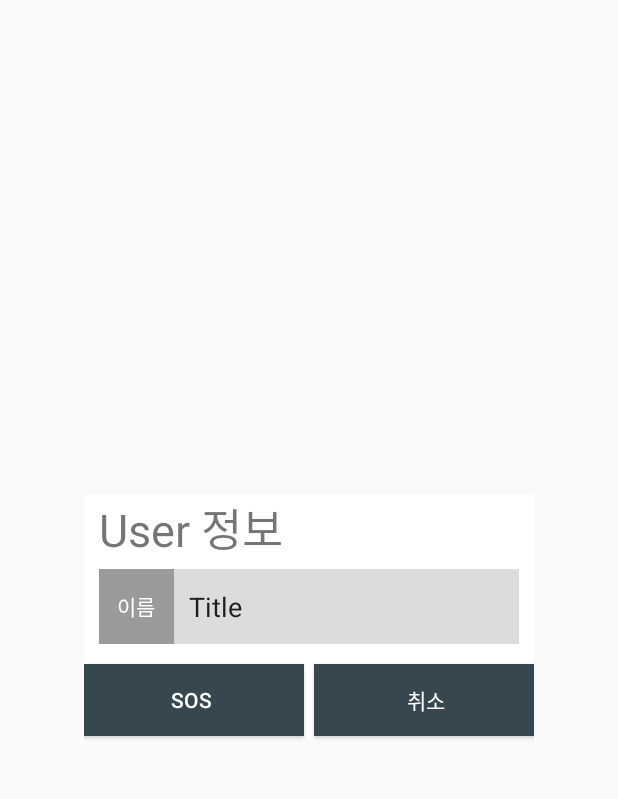
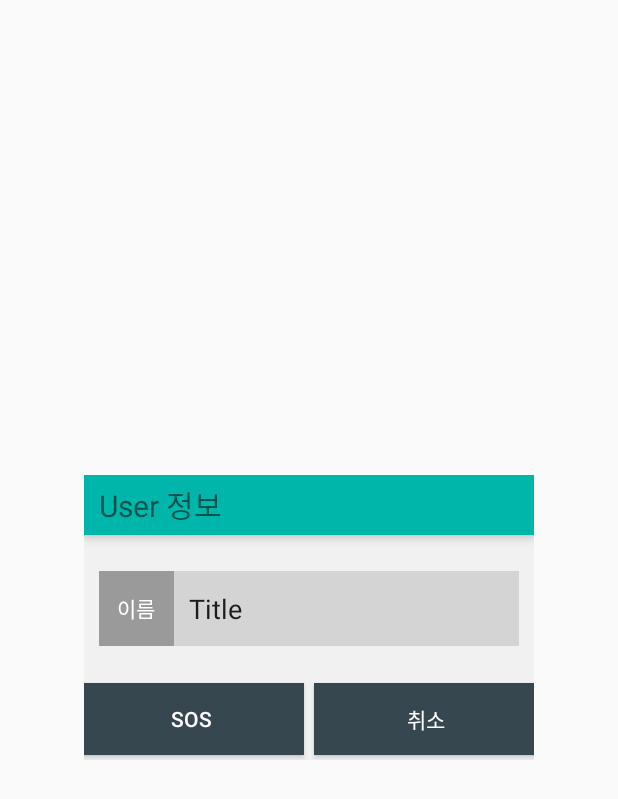
Before and after one commit to seojihyun/ODYA, an Android app: the layout dialog_ar_user_info.xml on its own in the app's theme, with its tools: preview values and no code run, on a phone screen of 412 x 824 dp. Shown: the top 799 px of the screen. Run offline under Robolectric (Android 15) with nearby library versions, the phone set to English and light mode, and no system bars.

Commit message:
2016-06-02 로고빼고다

```diff
--- a/app/build.gradle
+++ b/app/build.gradle
@@ -6,7 +6,7 @@ android {
 
     defaultConfig {
         applicationId "seojihyun.odya.pineapple"
-        minSdkVersion 21
+        minSdkVersion 19
         targetSdkVersion 23
         versionCode 1
         versionName "1.0"
--- a/app/src/main/java/seojihyun/odya/pineapple/BackgroundActivity.java
+++ b/app/src/main/java/seojihyun/odya/pineapple/BackgroundActivity.java
@@ -132,7 +132,11 @@ public class BackgroundActivity extends AppCompatActivity {
 
             //2016-05-05
             //new MessageDialog(currentActivity, newMessage);
+            if(newMessage != null) {
+                //2016-05-03 서지현
+                dataManager.connectURL(Protocol.URL_GET_ALL_GROUP_DATA, dataManager.userData.getUser_phone(), dataManager.userData.getUser_name(), dataManager.userData.getLatitude(), dataManager.userData.getLongitude(), dataManager.userData.getGroup_name());
 
+            }
 
             // Releasing wake lock
             WakeLocker.release();
--- a/app/src/main/java/seojihyun/odya/pineapple/ar/view/UserInfoDialog.java
+++ b/app/src/main/java/seojihyun/odya/pineapple/ar/view/UserInfoDialog.java
@@ -94,6 +94,12 @@ public class UserInfoDialog extends Dialog {
         } else {
 
         }*/
+        mRightButton.setOnClickListener(new View.OnClickListener() {
+            @Override
+            public void onClick(View v) {
+                dismiss();
+            }
+        });
 
 
     }
--- a/app/src/main/res/layout/dialog_ar_user_info.xml
+++ b/app/src/main/res/layout/dialog_ar_user_info.xml
@@ -1,29 +1,38 @@
 <?xml version="1.0" encoding="utf-8"?>
-<LinearLayout xmlns:android="http://schemas.android.com/apk/res/android"
-    android:layout_width="match_parent"
-    android:layout_height="match_parent"
-    android:orientation="vertical"
-    android:gravity="center">
 
-    <LinearLayout
+
+    <RelativeLayout
+        xmlns:android="http://schemas.android.com/apk/res/android"
         android:layout_width="300dip"
-        android:layout_height="wrap_content"
-        android:background="@android:color/background_light"
+        android:layout_height="190dp"
+    android:layout_gravity="center"
+        android:background="@color/findappleWhite"
         android:orientation="vertical">
 
         <TextView
+            android:id="@+id/userInformation"
             android:layout_width="match_parent"
             android:layout_height="40dp"
-            android:textSize="30dp"
+            android:textSize="20dp"
             android:text="User 정보"
-            android:paddingLeft="10dp" />
+            android:paddingLeft="10dp"
+            android:background="@color/colorPrimary"
+            android:elevation="4dp"
+            android:gravity="center_vertical"
+            android:layout_alignParentTop="true"
+            android:layout_alignParentStart="true" />
 
         <LinearLayout
+            android:id="@+id/userInformation_name"
             android:orientation="horizontal"
             android:layout_width="match_parent"
             android:layout_height="wrap_content"
             android:weightSum="1"
-            android:layout_margin="10dp">
+            android:layout_marginLeft="10dp"
+            android:layout_marginRight="10dp"
+            android:layout_marginTop="24dp"
+            android:layout_below="@+id/userInformation"
+            android:layout_centerHorizontal="true">
 
             <TextView
                 android:layout_width="50dp"
@@ -50,7 +59,9 @@
             android:layout_width="fill_parent"
             android:layout_height="wrap_content"
             android:gravity="center"
-            android:orientation="horizontal" >
+            android:orientation="horizontal"
+            android:layout_alignParentBottom="true"
+            android:layout_alignParentStart="true">
 
             <Button
                 android:id="@+id/ar_button_left"
@@ -70,6 +81,4 @@
                 android:background="@color/material_blue_grey_800"
                 android:layout_margin="3dp" />
         </LinearLayout>
-    </LinearLayout>
-
-</LinearLayout>
+    </RelativeLayout>
--- a/app/src/main/res/values/styles.xml
+++ b/app/src/main/res/values/styles.xml
@@ -9,9 +9,19 @@
     </style>
 
     <style name="AppTheme" parent="BaseTheme">
+
+    </style>
+
+    <style name="MainActivityTheme" parent="AppTheme">
         <item name="android:statusBarColor">@color/colorPrimary</item>
     </style>
 
+    <style name="ARActivityTheme" parent="AppTheme">
+    <item name="android:windowTranslucentStatus">true</item>
+</style>
+    <style name="FindappleTheme" parent="AppTheme">
+        <item name="android:windowTranslucentStatus">true</item>
+    </style>
 
     <style name="ActionBarStyle" parent="Widget.AppCompat.ActionBar.TabView">
         <item name="elevation">0dp</item>
```
Also changed, not shown: app/src/main/AndroidManifest.xml (+12 -6 lines), app/src/main/java/seojihyun/odya/pineapple/activities/MainActivity.java (+5 -5 lines), app/src/main/java/seojihyun/odya/pineapple/ar/view/MixView.java (+22 -3 lines), app/src/main/java/seojihyun/odya/pineapple/protocol/DataManager.java (+7 -7 lines), app/src/main/res/layout/ar_ui.xml (+11 -3 lines), app/src/main/res/drawable/img_sos.png.
